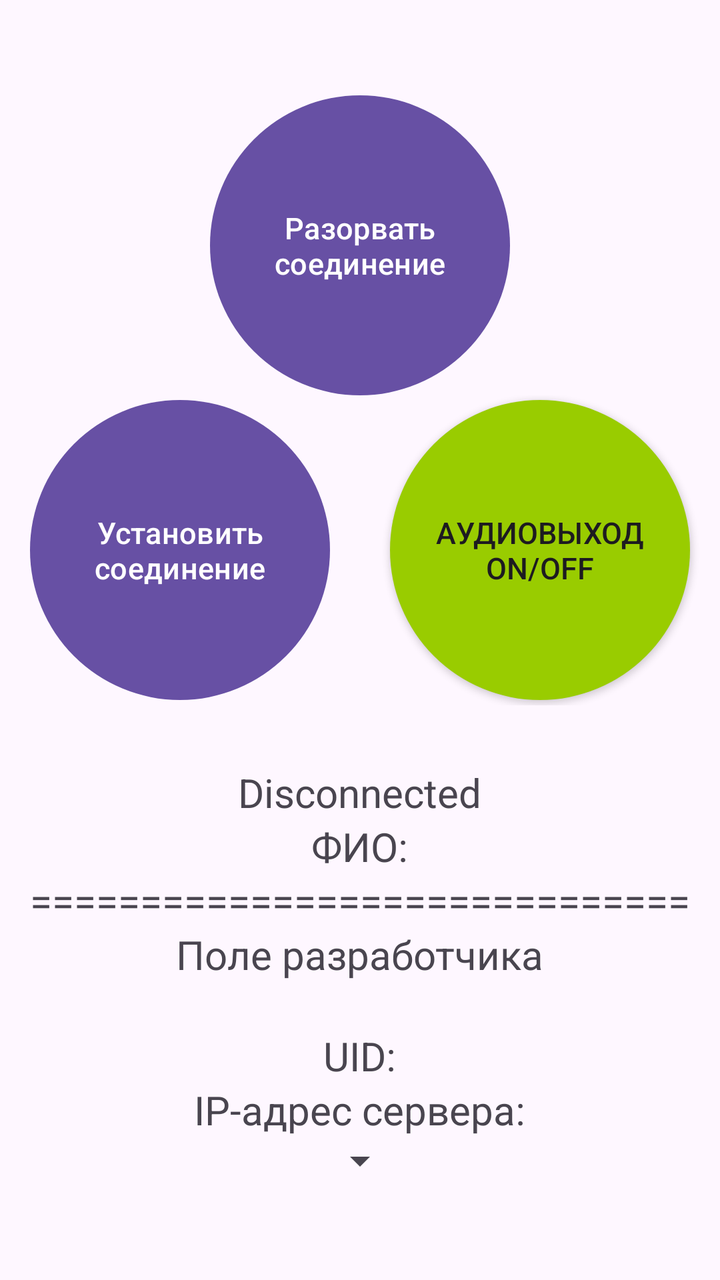
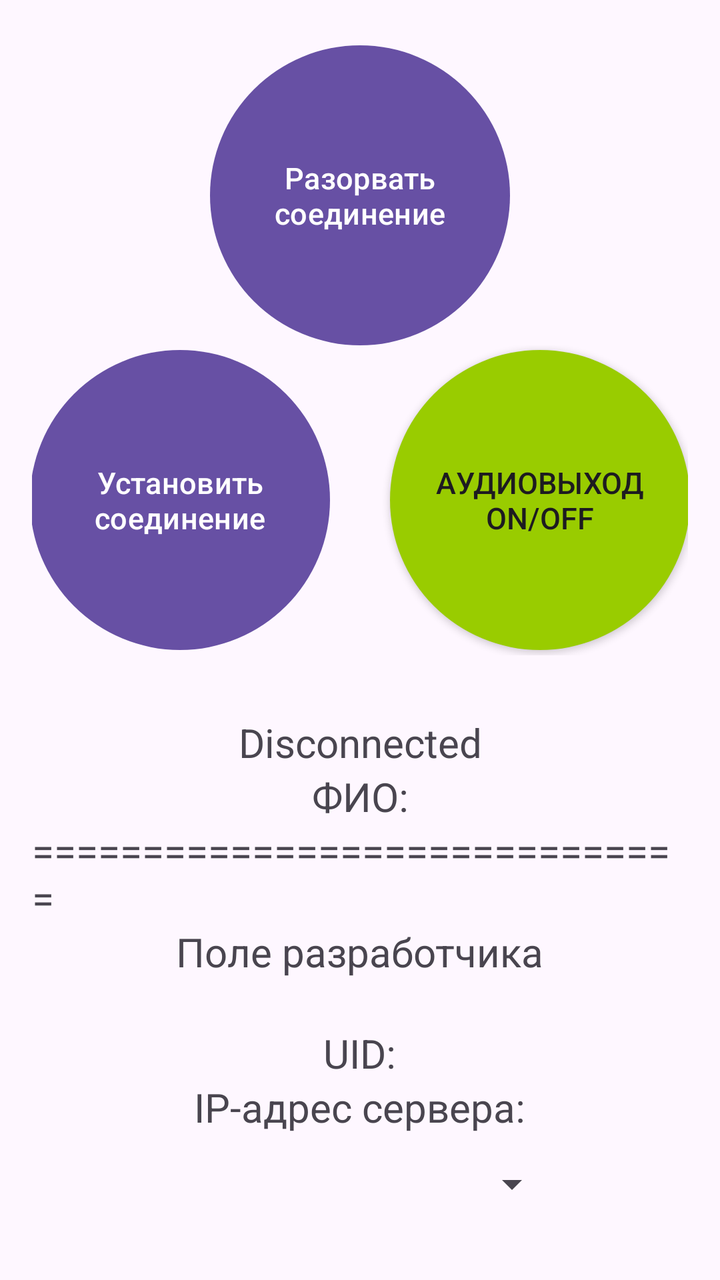

An Android layout rendered at two revisions. The XML below is the earlier revision; the diff shows what the commit changed to produce the second picture.
<!-- AndroidManifest.xml: application theme Theme.MobileApp -->
<!-- res/layout/activity_main.xml -->
<?xml version="1.0" encoding="utf-8"?>
<androidx.constraintlayout.widget.ConstraintLayout xmlns:android="http://schemas.android.com/apk/res/android"
    xmlns:app="http://schemas.android.com/apk/res-auto"
    xmlns:tools="http://schemas.android.com/tools"
    android:id="@+id/main"
    android:layout_width="match_parent"
    android:layout_height="match_parent"
    tools:context=".MainActivity">

    <LinearLayout
        android:layout_width="match_parent"
        android:layout_height="match_parent"
        android:orientation="vertical"
        android:gravity="center">

        <Button
            android:id="@+id/stopCallButton"
            android:layout_width="150dp"
            android:layout_height="150dp"
            android:layout_marginBottom="0dp"
            android:text="Разорвать соединение"
            android:textSize="15sp"
            android:background="@drawable/rounded_button"/>

        <LinearLayout
            android:layout_width="match_parent"
            android:layout_height="155dp"
            android:gravity="center"
            android:orientation="horizontal">

            <Button
                android:id="@+id/startCallButton"
                android:layout_width="150dp"
                android:layout_height="150dp"
                android:background="@drawable/rounded_button"
                android:text="Установить соединение"
                android:textSize="15sp" />

            <androidx.appcompat.widget.AppCompatButton
                android:id="@+id/AudioOutputButton"
                android:layout_width="150dp"
                android:layout_height="150dp"
                android:layout_marginStart="30dp"
                android:background="@drawable/rounded_button_selector"
                android:text="Аудиовыход\nON/OFF"
                android:textSize="15sp" />

        </LinearLayout>

        <TextView
            android:id="@+id/connectionStatus"
            android:layout_width="wrap_content"
            android:layout_height="wrap_content"
            android:text="Disconnected"
            android:textSize="20sp"
            android:layout_gravity="center"
            android:layout_marginTop="30dp"

            app:layout_constraintBottom_toBottomOf="parent"
            app:layout_constraintEnd_toEndOf="parent"
            app:layout_constraintStart_toStartOf="parent"
            app:layout_constraintTop_toTopOf="parent" />

        <TextView
            android:id="@+id/fio"
            android:layout_width="wrap_content"
            android:layout_height="wrap_content"
            android:text="ФИО:"
            android:textSize="20sp"
            android:layout_gravity="center"

            app:layout_constraintBottom_toBottomOf="parent"
            app:layout_constraintEnd_toEndOf="parent"
            app:layout_constraintStart_toStartOf="parent"
            app:layout_constraintTop_toTopOf="parent" />

        <TextView
            android:layout_width="wrap_content"
            android:layout_height="wrap_content"
            android:text="=============================="
            android:textSize="20sp"
            android:layout_gravity="center"

            app:layout_constraintBottom_toBottomOf="parent"
            app:layout_constraintEnd_toEndOf="parent"
            app:layout_constraintStart_toStartOf="parent"
            app:layout_constraintTop_toTopOf="parent" />

        <TextView
            android:layout_width="wrap_content"
            android:layout_height="wrap_content"
            android:text="Поле разработчика\n"
            android:textSize="20sp"
            android:layout_gravity="center"

            app:layout_constraintBottom_toBottomOf="parent"
            app:layout_constraintEnd_toEndOf="parent"
            app:layout_constraintStart_toStartOf="parent"
            app:layout_constraintTop_toTopOf="parent" />

        <TextView
            android:id="@+id/uid"
            android:layout_width="wrap_content"
            android:layout_height="wrap_content"
            android:text="UID:"
            android:textSize="20sp"
            android:layout_gravity="center"

            app:layout_constraintBottom_toBottomOf="parent"
            app:layout_constraintEnd_toEndOf="parent"
            app:layout_constraintStart_toStartOf="parent"
            app:layout_constraintTop_toTopOf="parent" />

        <TextView
            android:layout_width="wrap_content"
            android:layout_height="wrap_content"
            android:text="IP-адрес сервера:"
            android:textSize="20sp"
            android:layout_gravity="center"

            app:layout_constraintBottom_toBottomOf="parent"
            app:layout_constraintEnd_toEndOf="parent"
            app:layout_constraintStart_toStartOf="parent"
            app:layout_constraintTop_toTopOf="parent" />

        <Spinner
            android:id="@+id/spinner"
            android:layout_width="wrap_content"
            android:layout_height="wrap_content"
            android:padding="11dp"/>

    </LinearLayout>




</androidx.constraintlayout.widget.ConstraintLayout>
<!-- resources referenced by this layout -->
<resources>
  <!-- drawable rounded_button (drawable) -->
  <?xml version="1.0" encoding="utf-8"?>
  <shape xmlns:android="http://schemas.android.com/apk/res/android"
      android:shape="rectangle">
  
      <solid android:color="@android:color/holo_green_light"/> 
  
      <corners android:radius="90dp"/> 
  </shape>
  <!-- drawable rounded_button_selector (drawable) -->
  <?xml version="1.0" encoding="utf-8"?>
  <selector xmlns:android="http://schemas.android.com/apk/res/android">
      <item android:state_enabled="true" android:drawable="@drawable/rounded_button_green"/>
      <item android:state_enabled="false" android:drawable="@drawable/rounded_button_red"/>
  </selector>
  <style name="Theme.MobileApp" parent="Base.Theme.MobileApp" />
  <!-- drawable rounded_button_green (drawable) -->
  <?xml version="1.0" encoding="utf-8"?>
  <shape xmlns:android="http://schemas.android.com/apk/res/android">
      <solid android:color="@android:color/holo_green_light"/>
      <corners android:radius="90dp"/>
  </shape>
  <!-- drawable rounded_button_red (drawable) -->
  <?xml version="1.0" encoding="utf-8"?>
  <shape xmlns:android="http://schemas.android.com/apk/res/android">
      <solid android:color="@android:color/holo_red_light"/>
      <corners android:radius="90dp"/>
  </shape>
  <style name="Base.Theme.MobileApp" parent="Theme.Material3.DayNight.NoActionBar">
          
          
      </style>
</resources>

<!-- the commit's change to res/layout/activity_main.xml (unified diff, before → after) -->
@@ -1,10 +1,13 @@
 <?xml version="1.0" encoding="utf-8"?>
-<androidx.constraintlayout.widget.ConstraintLayout xmlns:android="http://schemas.android.com/apk/res/android"
+<LinearLayout xmlns:android="http://schemas.android.com/apk/res/android"
     xmlns:app="http://schemas.android.com/apk/res-auto"
     xmlns:tools="http://schemas.android.com/tools"
     android:id="@+id/main"
     android:layout_width="match_parent"
     android:layout_height="match_parent"
+    android:orientation="vertical"
+    android:gravity="center"
+    android:padding="16dp"
     tools:context=".MainActivity">
 
     <LinearLayout
@@ -49,11 +52,12 @@
 
         <TextView
             android:id="@+id/connectionStatus"
-            android:layout_width="wrap_content"
+            android:layout_width="match_parent"
             android:layout_height="wrap_content"
             android:text="Disconnected"
             android:textSize="20sp"
             android:layout_gravity="center"
+            android:gravity="center_horizontal"
             android:layout_marginTop="30dp"
 
             app:layout_constraintBottom_toBottomOf="parent"
@@ -63,11 +67,12 @@
 
         <TextView
             android:id="@+id/fio"
-            android:layout_width="wrap_content"
+            android:layout_width="match_parent"
             android:layout_height="wrap_content"
             android:text="ФИО:"
             android:textSize="20sp"
             android:layout_gravity="center"
+            android:gravity="center_horizontal"
 
             app:layout_constraintBottom_toBottomOf="parent"
             app:layout_constraintEnd_toEndOf="parent"
@@ -125,13 +130,10 @@
 
         <Spinner
             android:id="@+id/spinner"
-            android:layout_width="wrap_content"
-            android:layout_height="wrap_content"
+            android:layout_width="200dp"
+            android:layout_height="50dp"
             android:padding="11dp"/>
 
     </LinearLayout>
 
-
-
-
-</androidx.constraintlayout.widget.ConstraintLayout>
+</LinearLayout>
